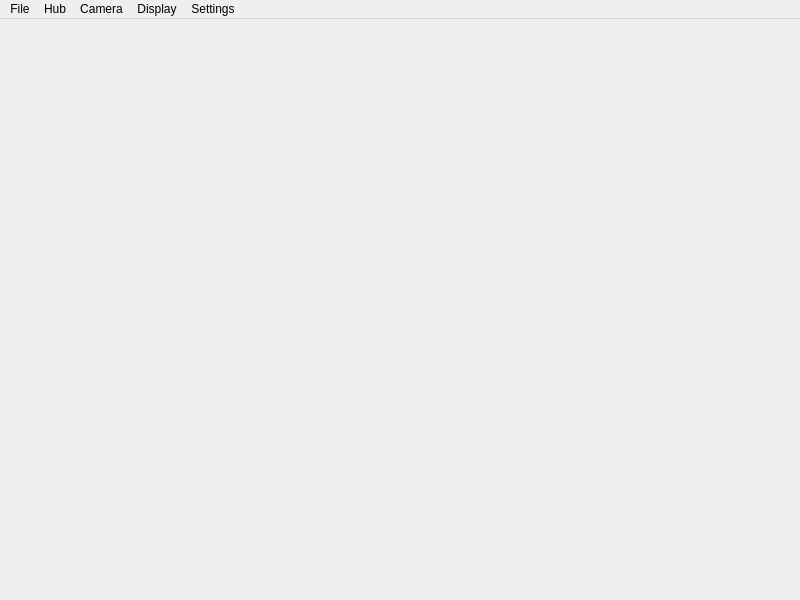
This is HueEntertainmentCentre/Qt/mainWindow.ui in PropaneDragon/PiHueEntertainment as Qt 5 draws it before an edit. The edited form follows.
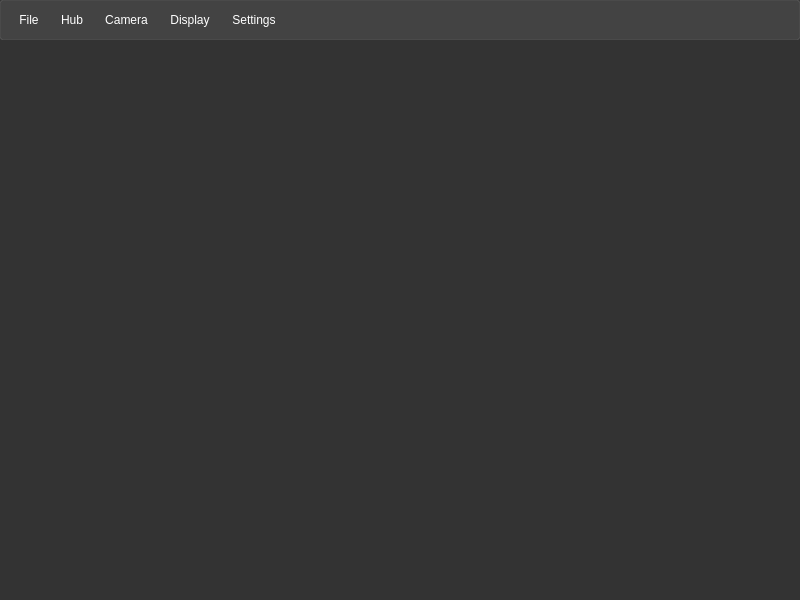
This is the edited form.

The edit to the form file:
```diff
--- a/HueEntertainmentCentre/Qt/mainWindow.ui
+++ b/HueEntertainmentCentre/Qt/mainWindow.ui
@@ -17,14 +17,58 @@
    <number>-5</number>
   </property>
   <property name="styleSheet">
-   <string notr="true">.header {
-	font-size: 12pt;
-	color: rgba(0,0,0,200);
-}
-
-QWidget {
+   <string notr="true">QWidget, QMenuBar::item {
 	font-family: &quot;Segoe UI&quot;, sans-serif;
 	font-size: 9pt;
+
+	color: #fff;
+	background-color: #333;
+
+	border-radius: 2px;
+}
+
+QWidget::pressed {
+	background-color: rgba(255, 255, 255, 10);
+}
+
+QComboBox, QTextBox, QAbstractButton, QSpinBox, QScrollArea, QProgressBar, QListView {
+	border: 1px solid rgba(255, 255, 255, 40);
+}
+
+QAbstractButton {
+	padding: 8px;
+	min-width: 50px;
+}
+
+QAbstractButton::hover, QMenuBar::item:hover, QMenuBar::item:selected, QMenu::item:hover, QMenu::item:selected {
+	background-color: rgba(255, 255, 255, 30);
+}
+
+QMenuBar, QMenu {
+	padding: 4px;
+}
+
+QMenuBar::item, QMenu::item {
+	padding: 8px;
+	background: transparent;
+}
+
+QMenu::item {
+	padding-left: 16px;
+}
+
+.header {
+	font-size: 12pt;
+	color: rgba(255,255,255,200);
+}
+
+.subheader {
+	font-size: 10pt;
+}
+
+.footer, QMenuBar, QMenu {
+	background-color: rgba(255, 255, 255, 20);
+	border: 1px solid rgba(255, 255, 255, 20);
 }</string>
   </property>
   <widget class="QWidget" name="centralwidget">
@@ -83,7 +127,7 @@
      <x>0</x>
      <y>0</y>
      <width>800</width>
-     <height>21</height>
+     <height>42</height>
     </rect>
    </property>
    <widget class="QMenu" name="menuFile">
```
